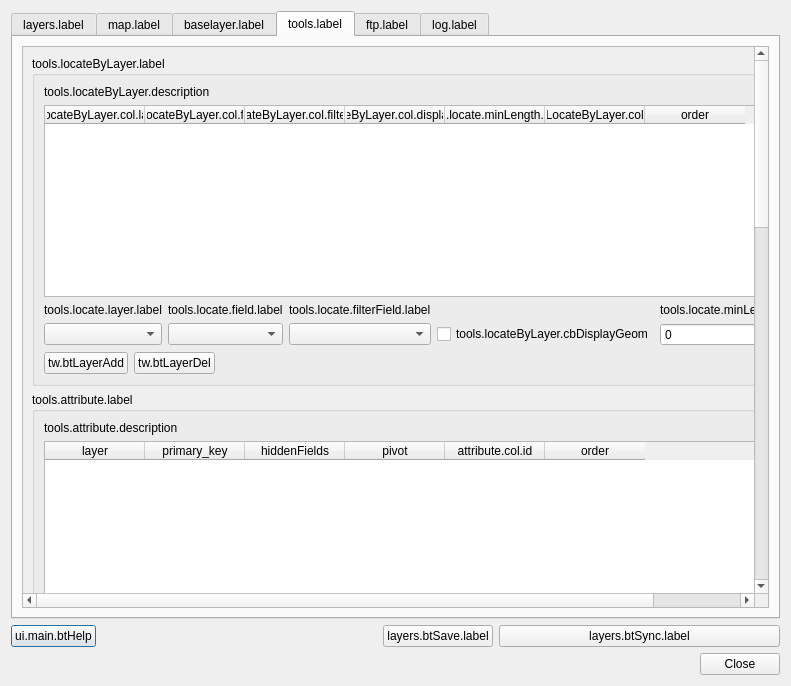
First picture: the form in ui_lizmap.ui, repository 3liz/lizmap-plugin, before the edit.
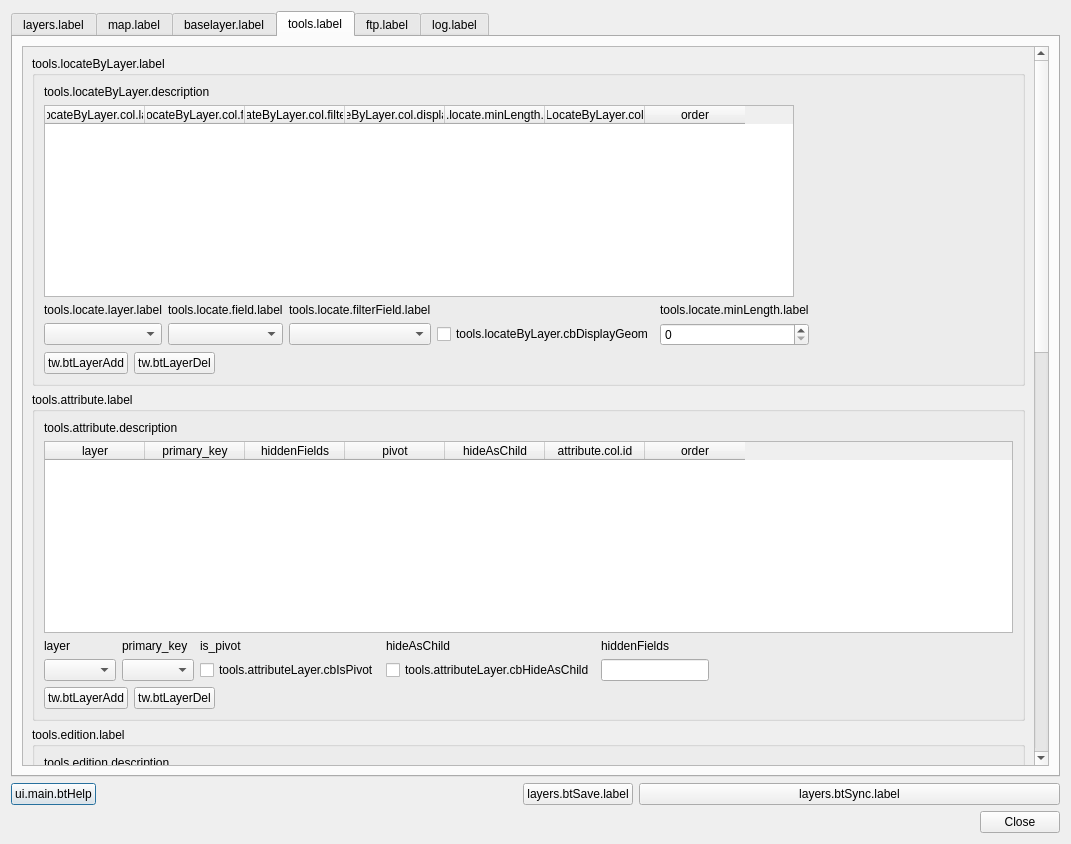
Second picture: the form after the edit. The open tabs and pages were chosen to show the change.

Commit message: Attribute layers - add option to hide layer in child tables

The edit to the form file:
```diff
--- a/ui_lizmap.ui
+++ b/ui_lizmap.ui
@@ -6,8 +6,8 @@
    <rect>
     <x>0</x>
     <y>0</y>
-    <width>791</width>
-    <height>686</height>
+    <width>1071</width>
+    <height>844</height>
    </rect>
   </property>
   <property name="windowTitle">
@@ -1567,7 +1567,7 @@
           <property name="geometry">
            <rect>
             <x>0</x>
-            <y>-290</y>
+            <y>-85</y>
             <width>1031</width>
             <height>1786</height>
            </rect>
@@ -1842,6 +1842,11 @@
                   <string>pivot</string>
                  </property>
                 </column>
+                <column>
+                 <property name="text">
+                  <string>hideAsChild</string>
+                 </property>
+                </column>
                 <column>
                  <property name="text">
                   <string>attribute.col.id</string>
@@ -1892,16 +1897,30 @@
                     </property>
                    </widget>
                   </item>
-                  <item row="1" column="3">
+                  <item row="1" column="4">
                    <widget class="QLineEdit" name="inAttributeLayerHiddenFields"/>
                   </item>
-                  <item row="0" column="3">
+                  <item row="0" column="4">
                    <widget class="QLabel" name="label_64">
                     <property name="text">
                      <string>hiddenFields</string>
                     </property>
                    </widget>
                   </item>
+                  <item row="1" column="3">
+                   <widget class="QCheckBox" name="cbAttributeLayerHideAsChild">
+                    <property name="text">
+                     <string>tools.attributeLayer.cbHideAsChild</string>
+                    </property>
+                   </widget>
+                  </item>
+                  <item row="0" column="3">
+                   <widget class="QLabel" name="label_65">
+                    <property name="text">
+                     <string>hideAsChild</string>
+                    </property>
+                   </widget>
+                  </item>
                  </layout>
                 </item>
                 <item>
```
Left out of the diff: 20 changed lines with no effect on the pictures. The commit also changes 10 other files.
